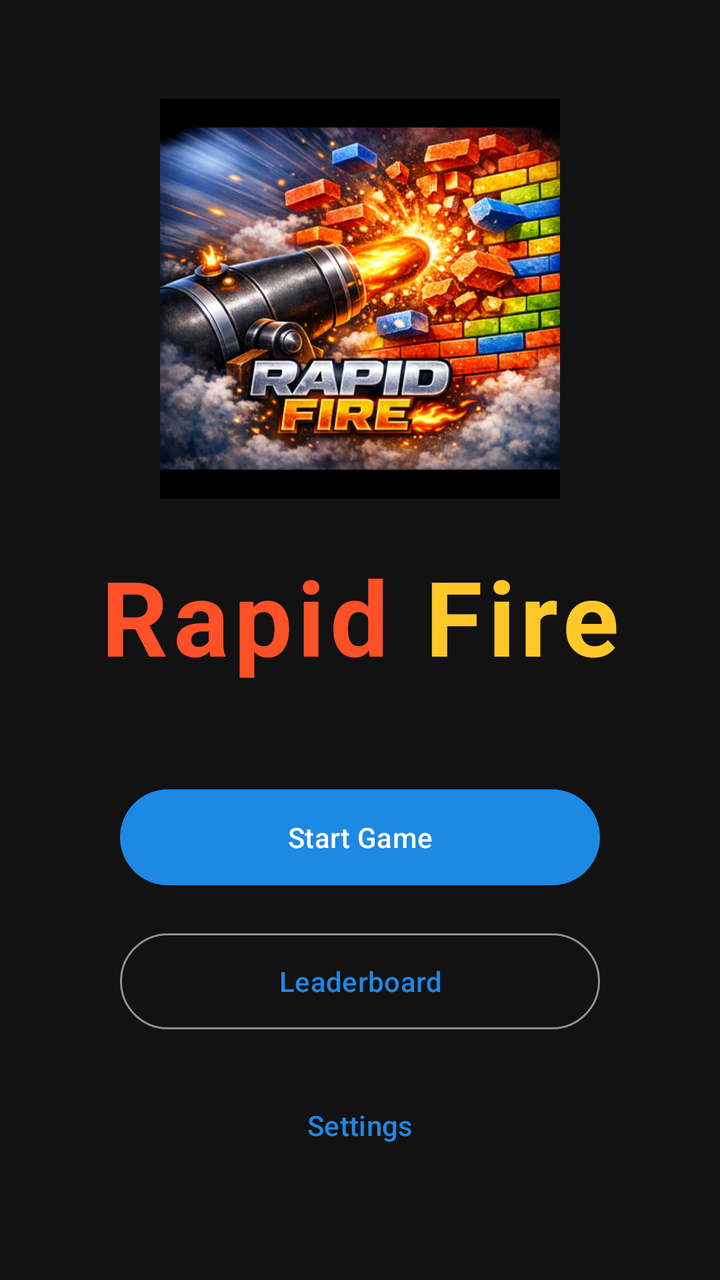
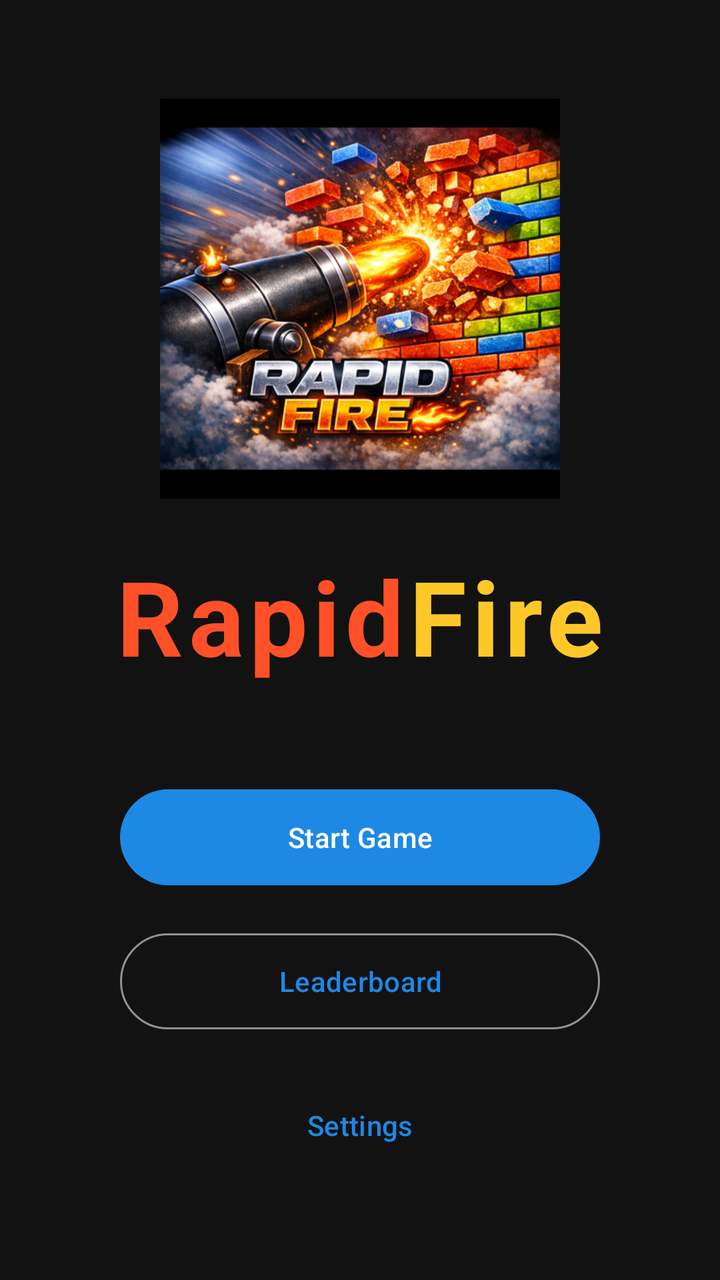

Before-and-after screenshots of an Android layout around one commit, followed by the original layout XML and the change that was made.
<!-- AndroidManifest.xml: application theme Theme.RapidFire -->
<!-- res/layout/fragment_main_menu.xml -->
<?xml version="1.0" encoding="utf-8"?>
<LinearLayout xmlns:android="http://schemas.android.com/apk/res/android"
    android:layout_width="match_parent"
    android:layout_height="match_parent"
    android:gravity="center"
    android:orientation="vertical"
    android:background="@color/menu_background"
    android:padding="@dimen/screen_padding">

    <ImageView
        android:layout_width="@dimen/logo_size"
        android:layout_height="@dimen/logo_size"
        android:src="@drawable/rapidfire_logo"
        android:contentDescription="@string/app_name"
        android:layout_marginBottom="@dimen/section_spacing" />

    <LinearLayout
        android:layout_width="wrap_content"
        android:layout_height="wrap_content"
        android:orientation="horizontal"
        android:layout_marginBottom="48dp">

        <TextView
            android:layout_width="wrap_content"
            android:layout_height="wrap_content"
            android:text="Rapid"
            android:textColor="@color/accent_orange_red"
            android:textSize="52sp"
            android:textStyle="bold"
            android:letterSpacing="0.05" />

        <TextView
            android:layout_width="wrap_content"
            android:layout_height="wrap_content"
            android:text=" Fire"
            android:textColor="@color/accent_gold"
            android:textSize="52sp"
            android:textStyle="bold"
            android:letterSpacing="0.05" />

    </LinearLayout>

    
    <com.google.android.material.card.MaterialCardView
        android:id="@+id/updateBanner"
        android:layout_width="@dimen/banner_width"
        android:layout_height="wrap_content"
        android:layout_marginBottom="@dimen/section_spacing"
        android:visibility="gone"
        app:cardBackgroundColor="@color/update_banner"
        app:cardCornerRadius="12dp"
        app:cardElevation="4dp"
        xmlns:app="http://schemas.android.com/apk/res-auto">

        <LinearLayout
            android:layout_width="match_parent"
            android:layout_height="wrap_content"
            android:orientation="vertical"
            android:padding="@dimen/card_padding"
            android:gravity="center_horizontal">

            <TextView
                android:id="@+id/tvUpdateVersion"
                android:layout_width="wrap_content"
                android:layout_height="wrap_content"
                android:textColor="@color/menu_text"
                android:textSize="14sp"
                android:textStyle="bold" />

            <com.google.android.material.button.MaterialButton
                android:id="@+id/btnUpdate"
                style="@style/Widget.Material3.Button.TonalButton"
                android:layout_width="wrap_content"
                android:layout_height="36dp"
                android:layout_marginTop="@dimen/element_spacing"
                android:text="@string/update_now"
                android:textSize="12sp" />

        </LinearLayout>

    </com.google.android.material.card.MaterialCardView>

    <com.google.android.material.button.MaterialButton
        android:id="@+id/btnStartGame"
        android:layout_width="@dimen/button_width"
        android:layout_height="@dimen/button_height"
        android:text="@string/start_game"
        android:layout_marginBottom="@dimen/item_spacing" />

    <com.google.android.material.button.MaterialButton
        android:id="@+id/btnLeaderboard"
        style="@style/Widget.Material3.Button.OutlinedButton"
        android:layout_width="@dimen/button_width"
        android:layout_height="@dimen/button_height"
        android:text="@string/leaderboard"
        android:layout_marginBottom="@dimen/item_spacing" />

    <com.google.android.material.button.MaterialButton
        android:id="@+id/btnSettings"
        style="@style/Widget.Material3.Button.TextButton"
        android:layout_width="@dimen/button_width"
        android:layout_height="@dimen/button_height"
        android:text="@string/settings" />

</LinearLayout>
<!-- resources referenced by this layout -->
<resources>
  <color name="accent_gold">#FFFFC828</color>
  <color name="accent_orange_red">#FFFF5028</color>
  <color name="menu_background">#FF121212</color>
  <color name="menu_text">#FFFFFFFF</color>
  <color name="update_banner">#FF2E7D32</color>
  <dimen name="banner_width">260dp</dimen>
  <dimen name="button_height">56dp</dimen>
  <dimen name="button_width">240dp</dimen>
  <dimen name="card_padding">12dp</dimen>
  <dimen name="element_spacing">8dp</dimen>
  <dimen name="item_spacing">16dp</dimen>
  <dimen name="logo_size">200dp</dimen>
  <dimen name="screen_padding">32dp</dimen>
  <dimen name="section_spacing">24dp</dimen>
  <!-- drawable rapidfire_logo: png bitmap (drawable, 394585 bytes) -->
  <string name="app_name">Rapid Fire</string>
  <string name="leaderboard">Leaderboard</string>
  <string name="settings">Settings</string>
  <string name="start_game">Start Game</string>
  <string name="update_now">Download &amp; Install</string>
  <style name="Theme.RapidFire" parent="Theme.Material3.Dark.NoActionBar">
          <item name="colorPrimary">#FF1E88E5</item>
          <item name="colorOnPrimary">#FFFFFFFF</item>
          <item name="colorPrimaryContainer">#FF1565C0</item>
          <item name="colorSecondary">#FF26A69A</item>
          <item name="colorOnSecondary">#FFFFFFFF</item>
          <item name="android:colorBackground">#FF121212</item>
          <item name="colorSurface">#FF1E1E1E</item>
          <item name="colorOnSurface">#FFFFFFFF</item>
          <item name="android:statusBarColor">#FF000000</item>
          <item name="android:navigationBarColor">#FF000000</item>
      </style>
</resources>

<!-- the commit's change to res/layout/fragment_main_menu.xml (unified diff, before → after) -->
@@ -4,7 +4,6 @@
     android:layout_height="match_parent"
     android:gravity="center"
     android:orientation="vertical"
-    android:background="@color/menu_background"
     android:padding="@dimen/screen_padding">
 
     <ImageView
@@ -23,7 +22,7 @@
         <TextView
             android:layout_width="wrap_content"
             android:layout_height="wrap_content"
-            android:text="Rapid"
+            android:text="@string/rapid_title"
             android:textColor="@color/accent_orange_red"
             android:textSize="52sp"
             android:textStyle="bold"
@@ -32,7 +31,7 @@
         <TextView
             android:layout_width="wrap_content"
             android:layout_height="wrap_content"
-            android:text=" Fire"
+            android:text="@string/fire_title"
             android:textColor="@color/accent_gold"
             android:textSize="52sp"
             android:textStyle="bold"
<!-- resource entries referenced after the edit -->
@@ -2,7 +2,6 @@
 <resources>
   <color name="accent_gold">#FFFFC828</color>
   <color name="accent_orange_red">#FFFF5028</color>
-  <color name="menu_background">#FF121212</color>
   <color name="menu_text">#FFFFFFFF</color>
   <color name="update_banner">#FF2E7D32</color>
   <dimen name="banner_width">260dp</dimen>
@@ -14,9 +13,11 @@
   <dimen name="logo_size">200dp</dimen>
   <dimen name="screen_padding">32dp</dimen>
   <dimen name="section_spacing">24dp</dimen>
-  <!-- drawable rapidfire_logo: png bitmap (drawable, 394585 bytes) -->
+  <!-- drawable rapidfire_logo: png bitmap (drawable-nodpi, 394585 bytes) -->
   <string name="app_name">Rapid Fire</string>
+  <string name="fire_title"> Fire</string>
   <string name="leaderboard">Leaderboard</string>
+  <string name="rapid_title">Rapid</string>
   <string name="settings">Settings</string>
   <string name="start_game">Start Game</string>
   <string name="update_now">Download &amp; Install</string>
